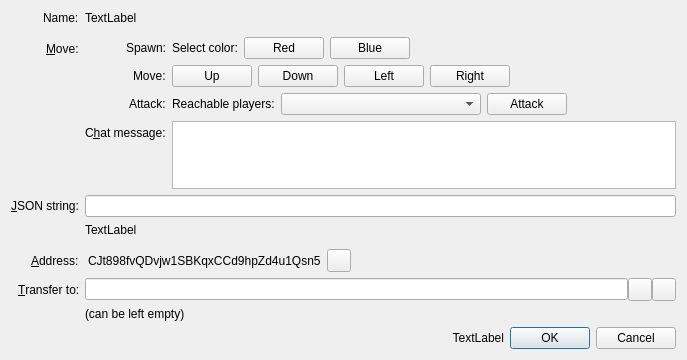
First picture: the form in src/qt/forms/configurenamedialog.ui, repository chronokings/huntercoin, before the edit.
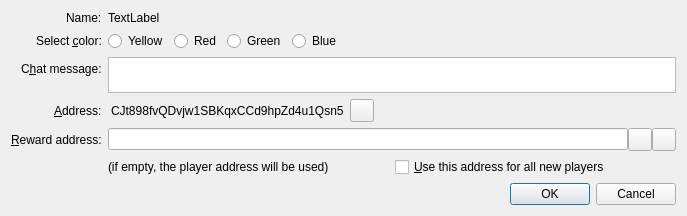
Second picture: the form after the edit. Icons and pictures are not drawn. Custom widgets are drawn as their Qt base class.

```diff
--- a/src/qt/forms/configurenamedialog.ui
+++ b/src/qt/forms/configurenamedialog.ui
@@ -7,7 +7,7 @@
     <x>0</x>
     <y>0</y>
     <width>687</width>
-    <height>360</height>
+    <height>216</height>
    </rect>
   </property>
   <property name="sizePolicy">
@@ -42,76 +42,94 @@
        </property>
       </widget>
      </item>
+     <item row="2" column="0">
+      <widget class="QLabel" name="labelColor">
+       <property name="text">
+        <string>Select &amp;color:</string>
+       </property>
+       <property name="buddy">
+        <cstring>yellowButton</cstring>
+       </property>
+      </widget>
+     </item>
      <item row="2" column="1">
-      <spacer name="verticalSpacer_2">
-       <property name="orientation">
-        <enum>Qt::Vertical</enum>
-       </property>
-       <property name="sizeHint" stdset="0">
-        <size>
-         <width>20</width>
-         <height>16</height>
-        </size>
-       </property>
-      </spacer>
+      <layout class="QHBoxLayout" name="horizontalLayoutSpawn">
+       <item>
+        <widget class="QRadioButton" name="yellowButton">
+         <property name="text">
+          <string>Yellow</string>
+         </property>
+        </widget>
+       </item>
+       <item>
+        <widget class="QRadioButton" name="redButton">
+         <property name="text">
+          <string>Red</string>
+         </property>
+        </widget>
+       </item>
+       <item>
+        <widget class="QRadioButton" name="greenButton">
+         <property name="text">
+          <string>Green</string>
+         </property>
+        </widget>
+       </item>
+       <item>
+        <widget class="QRadioButton" name="blueButton">
+         <property name="text">
+          <string>Blue</string>
+         </property>
+        </widget>
+       </item>
+       <item>
+        <spacer name="horizontalSpacer_2">
+         <property name="orientation">
+          <enum>Qt::Horizontal</enum>
+         </property>
+         <property name="sizeHint" stdset="0">
+          <size>
+           <width>40</width>
+           <height>20</height>
+          </size>
+         </property>
+        </spacer>
+       </item>
+      </layout>
      </item>
      <item row="3" column="0">
-      <widget class="QLabel" name="label">
+      <widget class="QLabel" name="label_3">
        <property name="text">
-        <string>&amp;Move:</string>
-       </property>
-       <property name="alignment">
-        <set>Qt::AlignLeading|Qt::AlignLeft|Qt::AlignVCenter</set>
+        <string>C&amp;hat message:</string>
        </property>
        <property name="buddy">
-        <cstring>dataEdit</cstring>
+        <cstring>messageEdit</cstring>
+       </property>
+      </widget>
+     </item>
+     <item row="3" column="1">
+      <widget class="QPlainTextEdit" name="messageEdit">
+       <property name="sizePolicy">
+        <sizepolicy hsizetype="Expanding" vsizetype="MinimumExpanding">
+         <horstretch>0</horstretch>
+         <verstretch>0</verstretch>
+        </sizepolicy>
+       </property>
+       <property name="minimumSize">
+        <size>
+         <width>0</width>
+         <height>20</height>
+        </size>
+       </property>
+       <property name="maximumSize">
+        <size>
+         <width>16777215</width>
+         <height>100</height>
+        </size>
        </property>
       </widget>
      </item>
      <item row="4" column="0">
-      <widget class="QLabel" name="label_4">
-       <property name="text">
-        <string>&amp;JSON string:</string>
-       </property>
-       <property name="alignment">
-        <set>Qt::AlignLeading|Qt::AlignLeft|Qt::AlignVCenter</set>
-       </property>
-       <property name="buddy">
-        <cstring>dataEdit</cstring>
-       </property>
-      </widget>
-     </item>
-     <item row="4" column="1">
-      <widget class="QLineEdit" name="dataEdit">
-       <property name="toolTip">
-        <string>Enter JSON string that will be associated with the name</string>
-       </property>
-       <property name="text">
-        <string notr="true"/>
-       </property>
-      </widget>
-     </item>
-     <item row="6" column="1">
-      <widget class="QLabel" name="labelJsonValid">
-       <property name="text">
-        <string notr="true">TextLabel</string>
-       </property>
-      </widget>
-     </item>
-     <item row="7" column="1">
-      <spacer name="verticalSpacer">
-       <property name="orientation">
-        <enum>Qt::Vertical</enum>
-       </property>
-       <property name="sizeHint" stdset="0">
-        <size>
-         <width>20</width>
-         <height>16</height>
-        </size>
-       </property>
-      </spacer>
-     </item>
-     <item row="8" column="0">
       <widget class="QLabel" name="labelCurrentAddress">
        <property name="text">
         <string>&amp;Address:</string>
@@ -121,7 +139,7 @@
        </property>
       </widget>
      </item>
-     <item row="8" column="1">
+     <item row="4" column="1">
       <layout class="QHBoxLayout" name="horizontalLayout_2">
        <item>
         <widget class="QLabel" name="labelAddress">
@@ -183,18 +201,18 @@
        </item>
       </layout>
      </item>
-     <item row="9" column="0">
-      <widget class="QLabel" name="labelTransferTo">
+     <item row="5" column="0">
+      <widget class="QLabel" name="labelRewardAddress">
        <property name="text">
-        <string>&amp;Transfer to:</string>
+        <string>&amp;Reward address:</string>
        </property>
        <property name="buddy">
         <cstring>transferTo</cstring>
        </property>
       </widget>
      </item>
-     <item row="9" column="1">
-      <layout class="QHBoxLayout" name="transferToLayout">
+     <item row="5" column="1">
+      <layout class="QHBoxLayout" name="rewardAddrLayout">
        <property name="spacing">
         <number>0</number>
        </property>
@@ -254,198 +272,25 @@
        </item>
       </layout>
      </item>
-     <item row="10" column="1">
-      <widget class="QLabel" name="labelTransferToHint">
-       <property name="text">
-        <string>(can be left empty)</string>
-       </property>
-      </widget>
-     </item>
-     <item row="3" column="1">
-      <layout class="QFormLayout" name="formLayout_2">
-       <property name="fieldGrowthPolicy">
-        <enum>QFormLayout::AllNonFixedFieldsGrow</enum>
-       </property>
-       <property name="labelAlignment">
-        <set>Qt::AlignRight|Qt::AlignTrailing|Qt::AlignVCenter</set>
-       </property>
-       <item row="4" column="0">
-        <widget class="QLabel" name="label_3">
+     <item row="6" column="1">
+      <layout class="QHBoxLayout" name="horizontalLayout_4">
+       <item>
+        <widget class="QLabel" name="label">
          <property name="text">
-          <string>C&amp;hat message:</string>
+          <string>(if empty, the player address will be used)</string>
          </property>
          <property name="buddy">
           <cstring>messageEdit</cstring>
          </property>
         </widget>
        </item>
-       <item row="4" column="1">
-        <widget class="QPlainTextEdit" name="messageEdit">
-         <property name="sizePolicy">
-          <sizepolicy hsizetype="Expanding" vsizetype="MinimumExpanding">
-           <horstretch>0</horstretch>
-           <verstretch>0</verstretch>
-          </sizepolicy>
-         </property>
-         <property name="minimumSize">
-          <size>
-           <width>0</width>
-           <height>20</height>
-          </size>
-         </property>
-         <property name="maximumSize">
-          <size>
-           <width>16777215</width>
-           <height>100</height>
-          </size>
-         </property>
-        </widget>
-       </item>
-       <item row="1" column="0">
-        <widget class="QLabel" name="labelSpawn">
+       <item>
+        <widget class="QCheckBox" name="useRewardAddressForNewPlayers">
          <property name="text">
-          <string>Spawn:</string>
+          <string>&amp;Use this address for all new players</string>
          </property>
         </widget>
        </item>
-       <item row="1" column="1">
-        <layout class="QHBoxLayout" name="horizontalLayoutSpawn">
-         <item>
-          <widget class="QLabel" name="labelColor">
-           <property name="text">
-            <string>Select color:</string>
-           </property>
-          </widget>
-         </item>
-         <item>
-          <widget class="QPushButton" name="redButton">
-           <property name="text">
-            <string>Red</string>
-           </property>
-          </widget>
-         </item>
-         <item>
-          <widget class="QPushButton" name="blueButton">
-           <property name="text">
-            <string>Blue</string>
-           </property>
-          </widget>
-         </item>
-         <item>
-          <spacer name="horizontalSpacer_2">
-           <property name="orientation">
-            <enum>Qt::Horizontal</enum>
-           </property>
-           <property name="sizeHint" stdset="0">
-            <size>
-             <width>40</width>
-             <height>20</height>
-            </size>
-           </property>
-          </spacer>
-         </item>
-        </layout>
-       </item>
-       <item row="2" column="0">
-        <widget class="QLabel" name="labelStep">
-         <property name="text">
-          <string>Move:</string>
-         </property>
-        </widget>
-       </item>
-       <item row="3" column="0">
-        <widget class="QLabel" name="labelAttack">
-         <property name="text">
-          <string>Attack:</string>
-         </property>
-        </widget>
-       </item>
-       <item row="2" column="1">
-        <layout class="QHBoxLayout" name="horizontalLayoutStep">
-         <item>
-          <widget class="QPushButton" name="upButton">
-           <property name="text">
-            <string>Up</string>
-           </property>
-          </widget>
-         </item>
-         <item>
-          <widget class="QPushButton" name="downButton">
-           <property name="text">
-            <string>Down</string>
-           </property>
-          </widget>
-         </item>
-         <item>
-          <widget class="QPushButton" name="leftButton">
-           <property name="text">
-            <string>Left</string>
-           </property>
-          </widget>
-         </item>
-         <item>
-          <widget class="QPushButton" name="rightButton">
-           <property name="text">
-            <string>Right</string>
-           </property>
-          </widget>
-         </item>
-         <item>
-          <spacer name="horizontalSpacer_3">
-           <property name="orientation">
-            <enum>Qt::Horizontal</enum>
-           </property>
-           <property name="sizeHint" stdset="0">
-            <size>
-             <width>40</width>
-             <height>20</height>
-            </size>
-           </property>
-          </spacer>
-         </item>
-        </layout>
-       </item>
-       <item row="3" column="1">
-        <layout class="QHBoxLayout" name="horizontalLayoutAttack">
-         <item>
-          <widget class="QLabel" name="labelReachablePlayers">
-           <property name="text">
-            <string>Reachable players:</string>
-           </property>
-          </widget>
-         </item>
-         <item>
-          <widget class="QComboBox" name="comboBoxAttack">
-           <property name="minimumSize">
-            <size>
-             <width>200</width>
-             <height>0</height>
-            </size>
-           </property>
-          </widget>
-         </item>
-         <item>
-          <widget class="QPushButton" name="attackButton">
-           <property name="text">
-            <string>Attack</string>
-           </property>
-          </widget>
-         </item>
-         <item>
-          <spacer name="horizontalSpacer_4">
-           <property name="orientation">
-            <enum>Qt::Horizontal</enum>
-           </property>
-           <property name="sizeHint" stdset="0">
-            <size>
-             <width>40</width>
-             <height>20</height>
-            </size>
-           </property>
-          </spacer>
-         </item>
-        </layout>
-       </item>
       </layout>
      </item>
     </layout>
@@ -453,14 +298,17 @@
    <item>
     <layout class="QHBoxLayout" name="horizontalLayout">
      <item>
-      <widget class="QLabel" name="labelSubmitHint">
-       <property name="text">
-        <string notr="true">TextLabel</string>
+      <spacer name="horizontalSpacer_5">
+       <property name="orientation">
+        <enum>Qt::Horizontal</enum>
        </property>
-       <property name="alignment">
-        <set>Qt::AlignRight|Qt::AlignTrailing|Qt::AlignVCenter</set>
+       <property name="sizeHint" stdset="0">
+        <size>
+         <width>40</width>
+         <height>20</height>
+        </size>
        </property>
-      </widget>
+      </spacer>
      </item>
      <item>
       <widget class="QDialogButtonBox" name="buttonBox">
```
Left out of the diff: 49 changed lines with no effect on the pictures.
